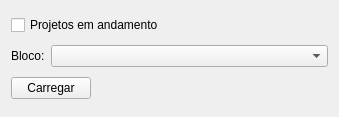
Above: uis/loadLayersQgisProject.ui from dsgoficial/SAP_Gerente before the change. Below: the same form after it.
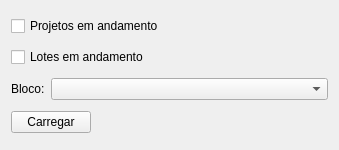
That is the form after the change.

```diff
--- a/uis/loadLayersQgisProject.ui
+++ b/uis/loadLayersQgisProject.ui
@@ -7,13 +7,47 @@
     <x>0</x>
     <y>0</y>
     <width>339</width>
-    <height>117</height>
+    <height>150</height>
    </rect>
   </property>
   <property name="windowTitle">
    <string>Form</string>
   </property>
   <layout class="QGridLayout" name="gridLayout">
+   <item row="0" column="0">
+    <widget class="QCheckBox" name="projectInProgressCkb">
+     <property name="text">
+      <string>Projetos em andamento</string>
+     </property>
+    </widget>
+   </item>
+   <item row="1" column="0">
+    <widget class="QCheckBox" name="lotInProgressCkb">
+     <property name="text">
+      <string>Lotes em andamento</string>
+     </property>
+    </widget>
+   </item>
+   <item row="2" column="0">
+    <layout class="QHBoxLayout" name="horizontalLayout_2">
+     <item>
+      <widget class="QLabel" name="label">
+       <property name="sizePolicy">
+        <sizepolicy hsizetype="Fixed" vsizetype="Preferred">
+         <horstretch>0</horstretch>
+         <verstretch>0</verstretch>
+        </sizepolicy>
+       </property>
+       <property name="text">
+        <string>Bloco:</string>
+       </property>
+      </widget>
+     </item>
+     <item>
+      <widget class="QComboBox" name="blockCb"/>
+     </item>
+    </layout>
+   </item>
    <item row="3" column="0">
     <layout class="QHBoxLayout" name="horizontalLayout">
      <item>
@@ -38,33 +72,6 @@
      </item>
     </layout>
    </item>
-   <item row="1" column="0">
-    <layout class="QHBoxLayout" name="horizontalLayout_2">
-     <item>
-      <widget class="QLabel" name="label">
-       <property name="sizePolicy">
-        <sizepolicy hsizetype="Fixed" vsizetype="Preferred">
-         <horstretch>0</horstretch>
-         <verstretch>0</verstretch>
-        </sizepolicy>
-       </property>
-       <property name="text">
-        <string>Bloco:</string>
-       </property>
-      </widget>
-     </item>
-     <item>
-      <widget class="QComboBox" name="blockCb"/>
-     </item>
-    </layout>
-   </item>
-   <item row="0" column="0">
-    <widget class="QCheckBox" name="projectInProgressCkb">
-     <property name="text">
-      <string>Projetos em andamento</string>
-     </property>
-    </widget>
-   </item>
   </layout>
  </widget>
  <resources/>
```
